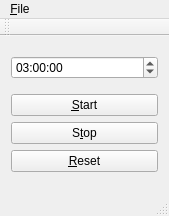
Old version of the form Timer/mainwindow.ui in the repository edvelezg/viper-sugui.
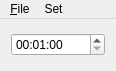
New version of the form.

Diff of the .ui file:
```diff
--- a/Timer/mainwindow.ui
+++ b/Timer/mainwindow.ui
@@ -6,10 +6,16 @@
    <rect>
     <x>0</x>
     <y>0</y>
-    <width>169</width>
-    <height>216</height>
+    <width>116</width>
+    <height>71</height>
    </rect>
   </property>
+  <property name="sizePolicy">
+   <sizepolicy hsizetype="Fixed" vsizetype="Fixed">
+    <horstretch>0</horstretch>
+    <verstretch>0</verstretch>
+   </sizepolicy>
+  </property>
   <property name="windowTitle">
    <string>Timer</string>
   </property>
@@ -35,38 +41,13 @@
       </property>
       <property name="time">
        <time>
-        <hour>3</hour>
-        <minute>0</minute>
+        <hour>0</hour>
+        <minute>1</minute>
         <second>0</second>
        </time>
       </property>
      </widget>
     </item>
-    <item row="1" column="0">
-     <layout class="QVBoxLayout" name="verticalLayout">
-      <item>
-       <widget class="QPushButton" name="btnStart">
-        <property name="text">
-         <string>&amp;Start</string>
-        </property>
-       </widget>
-      </item>
-      <item>
-       <widget class="QPushButton" name="btnStop">
-        <property name="text">
-         <string>S&amp;top</string>
-        </property>
-       </widget>
-      </item>
-      <item>
-       <widget class="QPushButton" name="btnReset">
-        <property name="text">
-         <string>&amp;Reset</string>
-        </property>
-       </widget>
-      </item>
-     </layout>
-    </item>
    </layout>
   </widget>
   <widget class="QMenuBar" name="menuBar">
@@ -74,7 +55,7 @@
     <rect>
      <x>0</x>
      <y>0</y>
-     <width>169</width>
+     <width>116</width>
      <height>22</height>
     </rect>
    </property>
@@ -84,17 +65,19 @@
     </property>
     <addaction name="action_Close"/>
    </widget>
+   <widget class="QMenu" name="menuSet">
+    <property name="title">
+     <string>Set</string>
+    </property>
+    <addaction name="action15_minutes"/>
+    <addaction name="action25_minutes"/>
+    <addaction name="action35_minutes"/>
+    <addaction name="action45_minutes"/>
+    <addaction name="action1_hour"/>
+   </widget>
    <addaction name="menu_File"/>
+   <addaction name="menuSet"/>
   </widget>
-  <widget class="QToolBar" name="mainToolBar">
-   <attribute name="toolBarArea">
-    <enum>TopToolBarArea</enum>
-   </attribute>
-   <attribute name="toolBarBreak">
-    <bool>false</bool>
-   </attribute>
-  </widget>
-  <widget class="QStatusBar" name="statusBar"/>
   <action name="action_Close">
    <property name="text">
     <string>&amp;Close</string>
```
Left out of the diff: 67 changed lines with no effect on the pictures.
